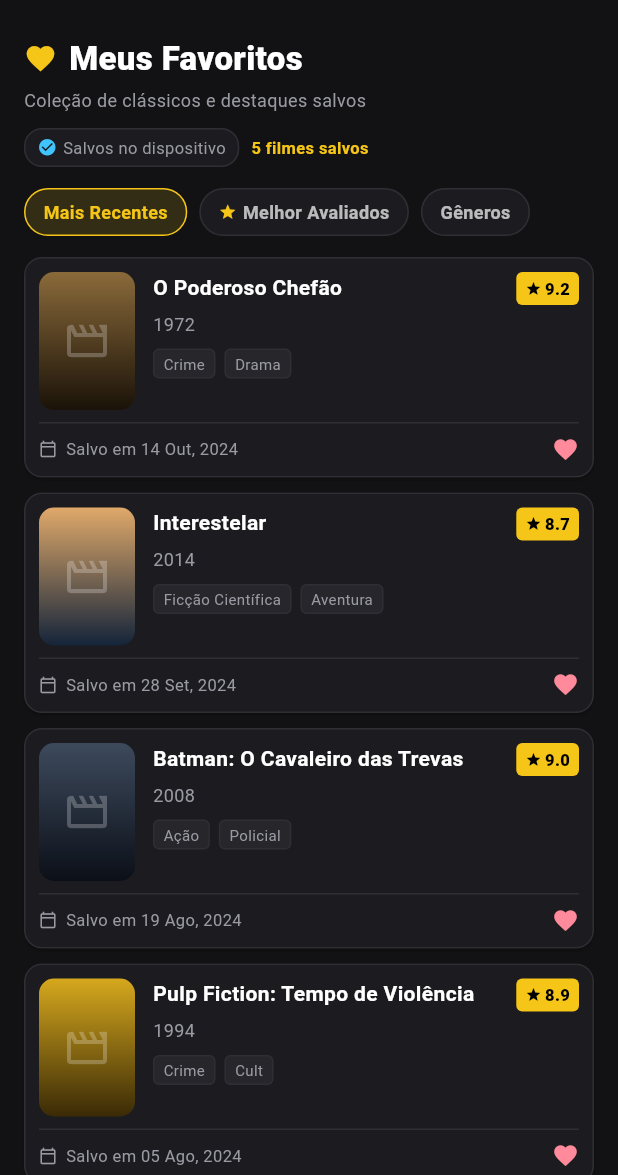
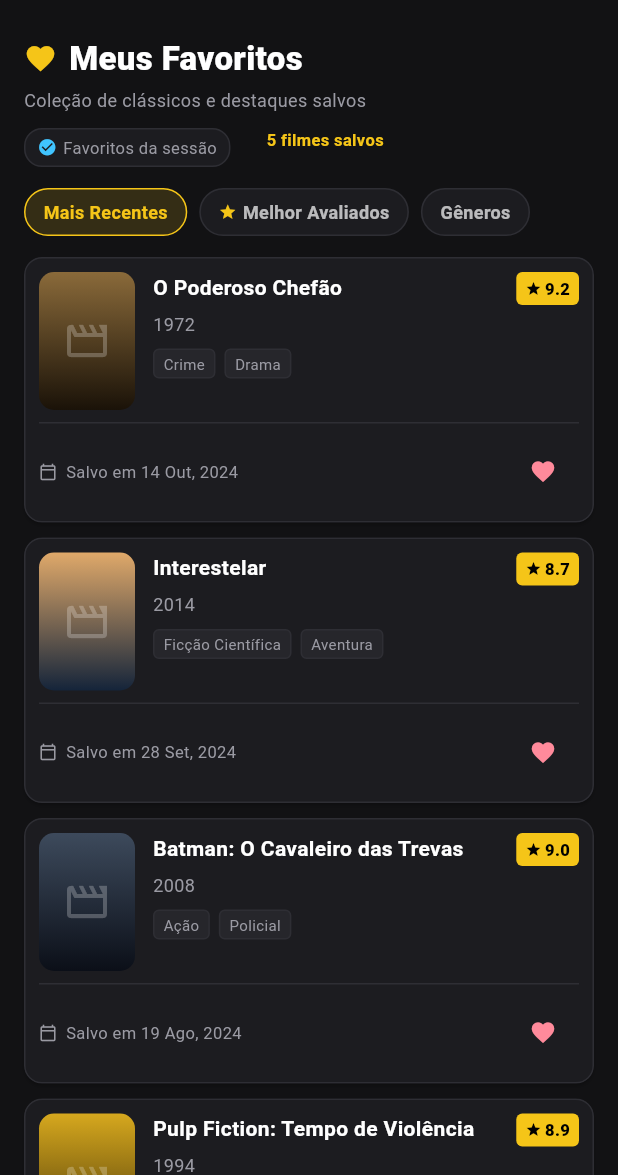
Before and after one commit to GabrielJoao19/CinePocket, a Flutter app: the FavoritesScreen screen opened directly, on a phone screen of 412 x 824 dp, the part 61-1236 px from its top. Run offline on Flutter 3.47's test engine with Material 3 defaults, Android fonts, the light colour scheme and no system bars.

Commit message:
Integra favoritos globais e documenta validação com prints e PDF

```diff
--- a/lib/providers/favorites_provider.dart
+++ b/lib/providers/favorites_provider.dart
@@ -1,22 +1,25 @@
 import 'package:flutter/foundation.dart';
-
 import '../models/movie.dart';
 
-/// Mantém os favoritos da sessão enquanto a API e a persistência não existem.
+/// Fonte única dos favoritos da sessão. Não persiste após reiniciar o app.
 class FavoritesProvider extends ChangeNotifier {
-  final Set<String> _favoriteTitles =
-      favoriteMovies.map((movie) => movie.title).toSet();
+  final Map<String, Movie> _movies = {
+    for (final movie in favoriteMovies) movie.title: movie,
+  };
 
-  int get count => _favoriteTitles.length;
+  int get count => _movies.length;
+  List<Movie> get movies => List.unmodifiable(_movies.values);
+  bool isFavorite(Movie movie) => _movies.containsKey(movie.title);
 
-  bool isFavorite(Movie movie) => _favoriteTitles.contains(movie.title);
-
-  void toggleFavorite(Movie movie) {
-    if (isFavorite(movie)) {
-      _favoriteTitles.remove(movie.title);
+  void setFavorite(Movie movie, bool value) {
+    if (isFavorite(movie) == value) return;
+    if (value) {
+      _movies[movie.title] = movie;
     } else {
-      _favoriteTitles.add(movie.title);
+      _movies.remove(movie.title);
     }
     notifyListeners();
   }
+
+  void toggleFavorite(Movie movie) => setFavorite(movie, !isFavorite(movie));
 }
--- a/lib/screens/favorites_screen.dart
+++ b/lib/screens/favorites_screen.dart
@@ -1,4 +1,6 @@
 import 'package:flutter/material.dart';
+import 'package:provider/provider.dart';
+import '../providers/favorites_provider.dart';
 import '../models/movie.dart';
 import '../navigation/route_names.dart';
 import '../theme.dart';
@@ -9,6 +11,7 @@ class FavoritesScreen extends StatelessWidget {
 
   @override
   Widget build(BuildContext context) {
+    final favorites = context.watch<FavoritesProvider>();
     return Scaffold(
       appBar: const CineAppBar(),
       body: ListView(
@@ -26,11 +29,12 @@ class FavoritesScreen extends StatelessWidget {
           const Text('Coleção de clássicos e destaques salvos',
               style: TextStyle(fontSize: 12, color: AppColors.textSecondary)),
           const SizedBox(height: 10),
-          Row(
+          Wrap(
+            spacing: 8,
+            runSpacing: 8,
             children: [
               Container(
-                padding:
-                    const EdgeInsets.symmetric(horizontal: 8, vertical: 4),
+                padding: const EdgeInsets.symmetric(horizontal: 8, vertical: 4),
                 decoration: BoxDecoration(
                   color: AppColors.surface,
                   borderRadius: BorderRadius.circular(12),
@@ -42,14 +46,14 @@ class FavoritesScreen extends StatelessWidget {
                     Icon(Icons.check_circle,
                         size: 13, color: Colors.lightBlueAccent),
                     SizedBox(width: 4),
-                    Text('Salvos no dispositivo',
+                    Text('Favoritos da sessão',
                         style: TextStyle(
                             fontSize: 11, color: AppColors.textSecondary)),
                   ],
                 ),
               ),
               const SizedBox(width: 8),
-              Text('${favoriteMovies.length} filmes salvos',
+              Text('${favorites.count} filmes salvos',
                   style: const TextStyle(
                       fontSize: 11,
                       color: AppColors.yellow,
@@ -59,7 +63,11 @@ class FavoritesScreen extends StatelessWidget {
           const SizedBox(height: 14),
           _filters(),
           const SizedBox(height: 14),
-          for (final m in favoriteMovies) ...[
+          if (favorites.count == 0)
+            const Padding(
+                padding: EdgeInsets.all(24),
+                child: Text('Nenhum favorito nesta sessão.')),
+          for (final m in favorites.movies) ...[
             _favoriteCard(context, m),
             const SizedBox(height: 10),
           ],
@@ -142,7 +150,8 @@ class FavoritesScreen extends StatelessWidget {
                                   maxLines: 1,
                                   overflow: TextOverflow.ellipsis,
                                   style: const TextStyle(
-                                  fontSize: 14, fontWeight: FontWeight.w700)),
+                                      fontSize: 14,
+                                      fontWeight: FontWeight.w700)),
                             ),
                             const SizedBox(width: 6),
                             RatingBadge(m.rating),
@@ -172,11 +181,20 @@ class FavoritesScreen extends StatelessWidget {
                       size: 12, color: AppColors.textSecondary),
                   const SizedBox(width: 6),
                   Expanded(
-                child: Text(m.savedAt,
+                    child: Text(
+                        m.savedAt.isEmpty
+                            ? 'Adicionado nesta sessão'
+                            : m.savedAt,
                         style: const TextStyle(
                             fontSize: 11, color: AppColors.textSecondary)),
                   ),
-              const Icon(Icons.favorite, size: 18, color: AppColors.heart),
+                  IconButton(
+                      tooltip: 'Remover dos favoritos',
+                      onPressed: () => context
+                          .read<FavoritesProvider>()
+                          .setFavorite(m, false),
+                      icon: const Icon(Icons.favorite,
+                          size: 18, color: AppColors.heart)),
                 ],
               ),
             ],
@@ -205,7 +223,7 @@ class FavoritesScreen extends StatelessWidget {
                 Text('Espaço Ocupado',
                     style:
                         TextStyle(fontSize: 12, fontWeight: FontWeight.w700)),
-                Text('4.8 MB de metadados em cache local',
+                Text('Favoritos em memória; sem persistência local',
                     style: TextStyle(
                         fontSize: 11, color: AppColors.textSecondary)),
               ],
```
Also changed, not shown: lib/screens/movie_details_screen.dart (+24 -16 lines), docs/justificativas/estado-global/antes-contador.png (added), docs/justificativas/estado-global/antes-setstate.png (added), docs/justificativas/estado-global/depois-contador.png (added), docs/justificativas/estado-global/depois-detalhes.png (added), docs/justificativas/estado-global/depois-inicial.png (added), docs/justificativas/estado-global/depois-lista.png (added), pubspec.lock, 5 other files. Lines whose indentation alone changed are shown as unchanged.
